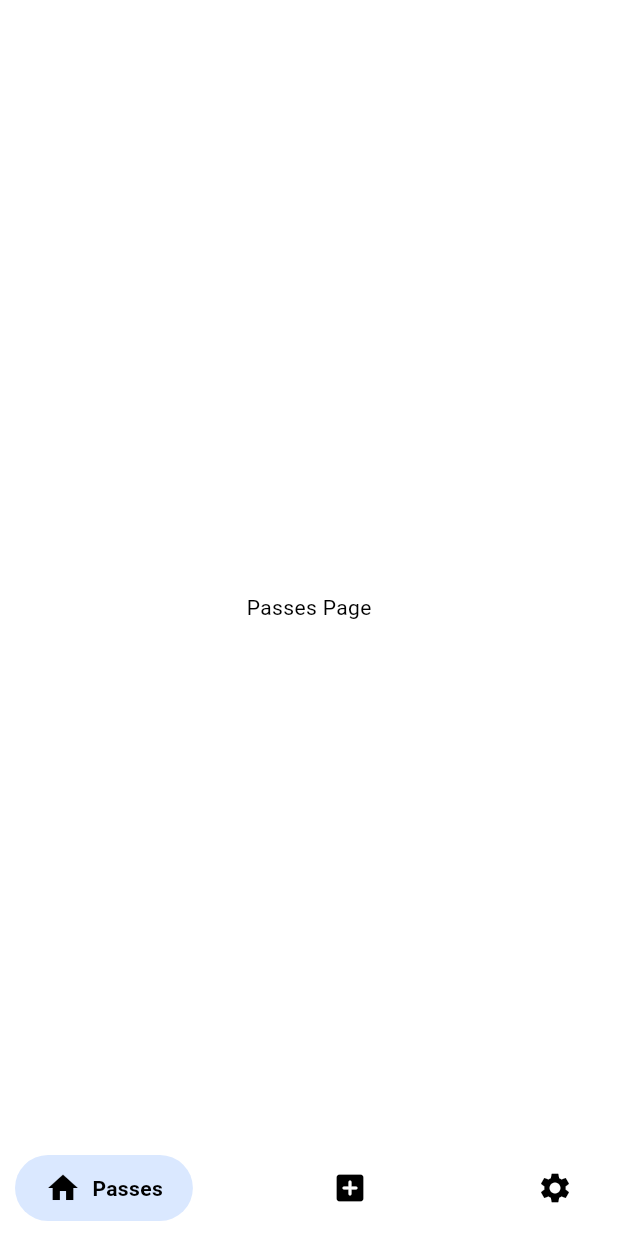
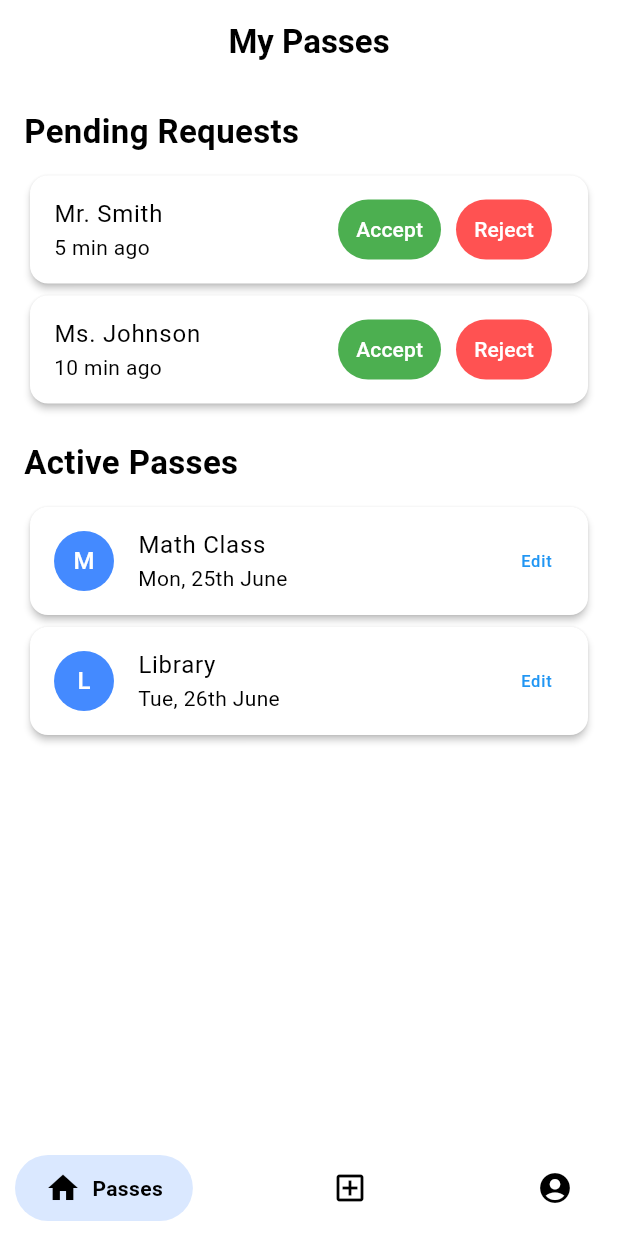
Before and after one commit to jerynv/hse-passes, a Flutter app: the HomePage screen opened directly, on a phone screen of 412 x 824 dp. Run offline on Flutter 3.47's test engine with Material 3 defaults, Android fonts, the phone set to English and light mode, and no system bars; drawn by our look-alikes of google_nav_bar.

Commit message:
update to important structure and functionality

```diff
--- a/app/src/hse_apps/lib/pages/home.dart
+++ b/app/src/hse_apps/lib/pages/home.dart
@@ -1,6 +1,5 @@
 import 'package:flutter/material.dart';
 import 'package:google_nav_bar/google_nav_bar.dart';
-import 'package:provider/provider.dart';
 import 'tabs/request.dart';
 import 'tabs/passes.dart';
 import 'tabs/user.dart';
@@ -16,9 +15,15 @@ class _HomePageState extends State<HomePage> {
   int _currentIndex = 0;
 
   final List<Widget> _pages = [
-    const PassesTab(),
+    PassesTab(),
     const RequestsTab(),
-    UserTab(),
+    const UserTab(),
+  ];
+
+  final List<navButton> _navButtons = [
+    navButton(icon: Icons.home, text: '  Passes', index: 0),
+    navButton(icon: Icons.add_box_outlined, text: '  Requests', index: 1),
+    navButton(icon: Icons.account_circle, text: '  User', index: 2),
   ];
 
   @override
@@ -27,48 +32,37 @@ class _HomePageState extends State<HomePage> {
       backgroundColor: Theme.of(context).brightness == Brightness.dark
           ? Colors.black
           : Colors.white,
-        body: Padding(
-          padding: const EdgeInsets.only(top: 50),
-          child: _pages[_currentIndex],
-        ),
-        // line to separate the bottom navigation bar from the bod
-
+      body: _pages[_currentIndex],
       bottomNavigationBar: Padding(
-
         padding: const EdgeInsets.all(10),
         child: GNav(
           tabBackgroundColor: Colors.blueAccent.withOpacity(.2),
-            padding: const EdgeInsets.symmetric(horizontal: 20, vertical:10),
-            tabs: [
-              GButton(
-                icon: Icons.home,
-                text: '  Passes',
+          padding: const EdgeInsets.symmetric(horizontal: 20, vertical: 10),
+          tabs: _navButtons.map((navButton) {
+            return _buildNavButton(navButton.icon, navButton.text, navButton.index);
+          }).toList(), // Convert Iterable to List
+        ),
+      ),
+    );
+  }
+
+  GButton _buildNavButton(IconData icon, String text, int index) {
+    return GButton(
+      icon: icon,
+      text: text,
       onPressed: () {
         setState(() {
-                    _currentIndex = 0;
+          _currentIndex = index;
         });
       },
-              ),
-              GButton(
-                icon: Icons.add_box_rounded,
-                text: '  Requests',
-                onPressed: () {
-                  setState(() {
-                    _currentIndex = 1;
-                  });
-                },
-              ),
-              GButton(
-                icon: Icons.settings,
-                text: '  Settings',
-                onPressed: () {
-                  setState(() {
-                    _currentIndex = 2;
-                  });
-                },
-              ),
-            ],
-          ),
-        ));
+    );
   }
 }
+
+class navButton {
+  final IconData icon;
+  final String text;
+  final int index;
+
+  navButton({required this.icon, required this.text, required this.index});
+}
--- a/app/src/hse_apps/lib/pages/tabs/passes.dart
+++ b/app/src/hse_apps/lib/pages/tabs/passes.dart
@@ -1,11 +1,148 @@
 import 'package:flutter/material.dart';
 
-class PassesTab extends StatelessWidget {
+class PassesTab extends StatefulWidget {
   const PassesTab({super.key});
 
   @override
+  _PassesTabState createState() => _PassesTabState();
+}
+
+class _PassesTabState extends State<PassesTab> {
+  // Mock Data for Pending Pass Requests
+  List<PassRequest> pendingRequests = [
+    PassRequest('Mr. Smith', '5 min ago'),
+    PassRequest('Ms. Johnson', '10 min ago'),
+  ];
+
+  // Mock Data for Active Passes
+  List<ActivePass> activePasses = [
+    ActivePass('Math Class', 'Mon, 25th June'),
+    ActivePass('Library', 'Tue, 26th June'),
+  ];
+
+  void acceptRequest(int index) {
+    setState(() {
+      activePasses.add(ActivePass(pendingRequests[index].teacher, 'Today'));
+      pendingRequests.removeAt(index);
+    });
+  }
+
+  void rejectRequest(int index) {
+    setState(() {
+      pendingRequests.removeAt(index);
+    });
+  }
+
+  @override
   Widget build(BuildContext context) {
-    return const Center(
-      child: Text('Passes Page'));
+    return Scaffold(
+      appBar: AppBar(
+        title: const Text(
+          'My Passes',
+          style: TextStyle(fontWeight: FontWeight.bold),
+        ),
+        backgroundColor: Colors.white,
+        elevation: 0,
+        centerTitle: true,
+      ),
+      body: Padding(
+        padding: const EdgeInsets.all(16.0),
+        child: SingleChildScrollView(
+          child: Column(
+            crossAxisAlignment: CrossAxisAlignment.start,
+            children: [
+              // Pending Requests
+              const Text(
+                'Pending Requests',
+                style: TextStyle(fontSize: 22, fontWeight: FontWeight.bold),
+              ),
+              const SizedBox(height: 10),
+              if (pendingRequests.isEmpty)
+                const Text('No pending requests')
+              else
+                Column(
+                  children: pendingRequests.asMap().entries.map((entry) {
+                    int index = entry.key;
+                    PassRequest request = entry.value;
+                    return Card(
+                      elevation: 2,
+                      child: ListTile(
+                        title: Text(request.teacher),
+                        subtitle: Text(request.time),
+                        trailing: Row(
+                          mainAxisSize: MainAxisSize.min,
+                          children: [
+                            TextButton(
+                              onPressed: () => acceptRequest(index),
+                              style: TextButton.styleFrom(
+                                backgroundColor: Colors.green,
+                                foregroundColor: Colors.white,
+                              ),
+                              child: const Text('Accept'),
+                            ),
+                            const SizedBox(width: 10),
+                            TextButton(
+                              onPressed: () => rejectRequest(index),
+                              style: TextButton.styleFrom(
+                                backgroundColor: Colors.redAccent,
+                                foregroundColor: Colors.white,
+                              ),
+                              child: const Text('Reject'),
+                            ),
+                          ],
+                        ),
+                      ),
+                    );
+                  }).toList(),
+                ),
+              const SizedBox(height: 20),
+              // Active Passes
+              const Text(
+                'Active Passes',
+                style: TextStyle(fontSize: 22, fontWeight: FontWeight.bold),
+              ),
+              const SizedBox(height: 10),
+              if (activePasses.isEmpty)
+                const Text('No active passes')
+              else
+                Column(
+                  children: activePasses.map((pass) {
+                    return Card(
+                      elevation: 2,
+                      child: ListTile(
+                        leading: CircleAvatar(
+                          backgroundColor: Colors.blueAccent,
+                          child: Text(pass.destination[0]),
+                        ),
+                        title: Text(pass.destination),
+                        subtitle: Text(pass.date),
+                        trailing: const Text(
+                          'Edit',
+                          style: TextStyle(color: Colors.blue),
+                        ),
+                      ),
+                    );
+                  }).toList(),
+                ),
+            ],
+          ),
+        ),
+      ),
+    );
   }
 }
+
+// Data Classes
+class PassRequest {
+  final String teacher;
+  final String time;
+
+  PassRequest(this.teacher, this.time);
+}
+
+class ActivePass {
+  final String destination;
+  final String date;
+
+  ActivePass(this.destination, this.date);
+}
--- a/app/src/hse_apps/lib/pages/tabs/user.dart
+++ b/app/src/hse_apps/lib/pages/tabs/user.dart
@@ -3,7 +3,6 @@ import 'package:flutter/cupertino.dart';
 import 'package:hse_apps/pages/login.dart';
 import 'package:hse_apps/theme/theme_provider.dart';
 import 'package:provider/provider.dart';
-// Import for iOS-style widgets
 
 class UserTab extends StatefulWidget {
   const UserTab({super.key});
@@ -15,31 +14,28 @@ class UserTab extends StatefulWidget {
 class UsertabState extends State<UserTab> {
   @override
   Widget build(BuildContext context) {
-    // Leverage platform channels for platform-specific styling (optional)
     final brightness = Theme.of(context).brightness;
 
     return CupertinoPageScaffold(
       backgroundColor: brightness == Brightness.dark
           ? Colors.black
-          : Colors.grey[100], // Replace with your background color
+          : Colors.white,
       child: SafeArea(
         child: Padding(
           padding: const EdgeInsets.all(16.0),
           child: Column(
             crossAxisAlignment: CrossAxisAlignment.start,
             children: [
-              // User Information (adapt to your use case)
               Row(
                 children: [
                   const CircleAvatar(
                     radius: 30.0,
-                    backgroundImage: AssetImage(
-                        'assets/logo.png'), // Replace with your asset path
+                    backgroundImage: AssetImage('assets/logo.png'),
                   ),
                   const SizedBox(width: 16),
                   Expanded(
                     child: Text(
-                      'admin', // Replace with actual username
+                      'admin',
                       style: TextStyle(
                         fontSize: 20,
                         fontWeight: FontWeight.bold,
@@ -52,13 +48,12 @@ class UsertabState extends State<UserTab> {
                 ],
               ),
               const SizedBox(height: 20),
-
-              // Theme Toggle (adapt to your toggleTheme logic)
-              //horizantally aling text end to end with a cupertino switch
+              Expanded(
+                child: ListView(
+                  padding: const EdgeInsets.all(8),
+                  children: <Widget>[
                     ListTile(
-                title: (Text(
-                  'Light/Dark Mode',
-                )),
+                      title: const Text('Light/Dark Mode'),
                       trailing: Icon(
                         brightness == Brightness.dark
                             ? Icons.light_mode
@@ -72,87 +67,59 @@ class UsertabState extends State<UserTab> {
                             .toggleTheme();
                       },
                     ),
-
-              //divider
                     Divider(
-                color:
-                    brightness == Brightness.dark ? Colors.white : Colors.black,
+                      color: brightness == Brightness.dark
+                          ? Colors.white
+                          : Colors.black,
                       thickness: 0.5,
                       height: 40,
                     ),
-
-              // Account Management (replace with your actions)
                     ListTile(
-                title: Text(
-                  'Terms and Conditions',
+                      title: const Text('Terms and Conditions'),
+                      trailing: const Icon(Icons.arrow_circle_right_outlined),
+                      onTap: () {},
                     ),
-                trailing: Icon(Icons.arrow_circle_right_outlined),
-                onTap: () {
-                  // Handle account management navigation
-                },
-              ),
-
                     ListTile(
                       title: const Text('Privacy Policy'),
                       trailing: const Icon(Icons.keyboard_arrow_right),
-                onTap: () {
-                  // Handle account management navigation
-                },
+                      onTap: () {},
                     ),
-
                     ListTile(
                       title: const Text('About'),
                       trailing: const Icon(Icons.keyboard_arrow_right),
-                onTap: () {
-                  // Handle account management navigation
-                },
+                      onTap: () {},
                     ),
-
                     ListTile(
                       title: const Text('Rate Us'),
                       trailing: const Icon(Icons.keyboard_arrow_right),
-                onTap: () {
-                  //rateing popup
-                },
+                      onTap: () {},
                     ),
-
                     ListTile(
                       title: const Text('Report a Bug'),
                       trailing: const Icon(Icons.keyboard_arrow_right),
-                onTap: () {
-                  // Handle account management navigation
-                },
+                      onTap: () {},
                     ),
-
                     Divider(
-                color:
-                    brightness == Brightness.dark ? Colors.white : Colors.black,
+                      color: brightness == Brightness.dark
+                          ? Colors.white
+                          : Colors.black,
                       thickness: 0.2,
                       height: 40,
                     ),
-
                     ListTile(
                       title: const Text('Change Email'),
                       trailing: const Icon(Icons.keyboard_arrow_right),
-                onTap: () {
-                  // Handle account management navigation
-                },
+                      onTap: () {},
                     ),
-
                     ListTile(
                       title: const Text('Reset Password'),
                       trailing: const Icon(Icons.keyboard_arrow_right),
-                onTap: () {
-                  // Handle account management navigation
-                },
+                      onTap: () {},
                     ),
-
                     ListTile(
                       title: const Text('Logout'),
                       trailing: const Icon(Icons.logout),
                       onTap: () {
-                  //send to login page
-
                         Navigator.of(context).pushReplacement(
                           MaterialPageRoute(
                             builder: (context) => const LoginPage(),
@@ -163,6 +130,9 @@ class UsertabState extends State<UserTab> {
                   ],
                 ),
               ),
+            ],
+          ),
+        ),
       ),
     );
   }
```
Also changed, not shown: app/src/hse_apps/pubspec.lock, 2 other files. Lines whose indentation alone changed are shown as unchanged.
